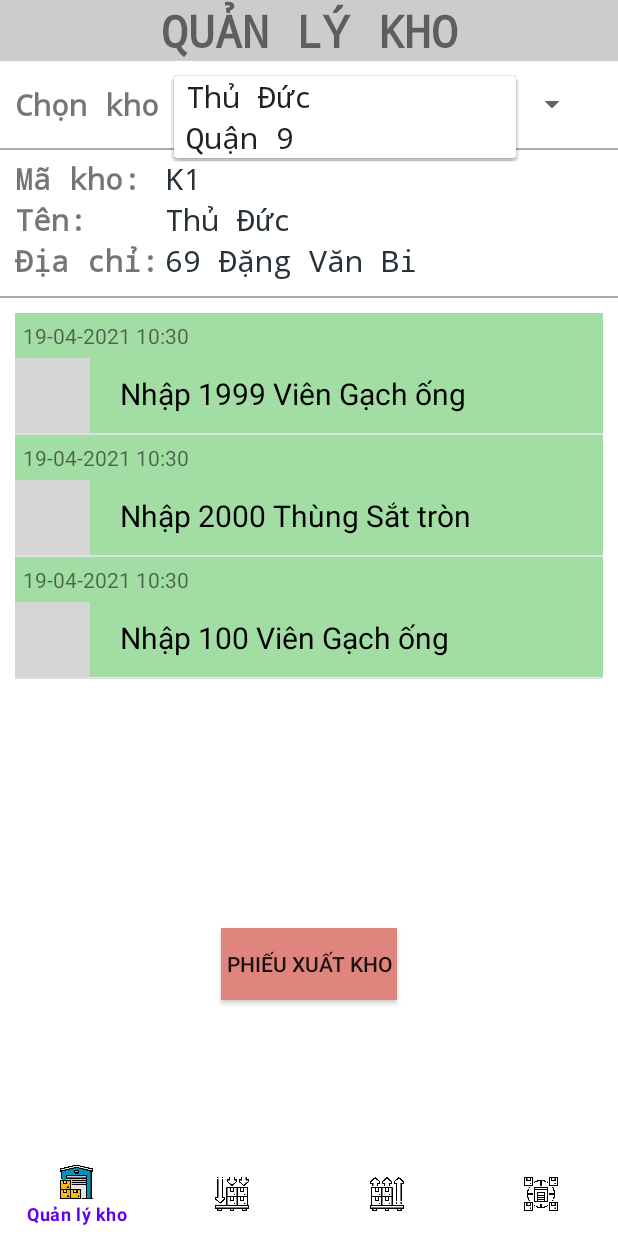
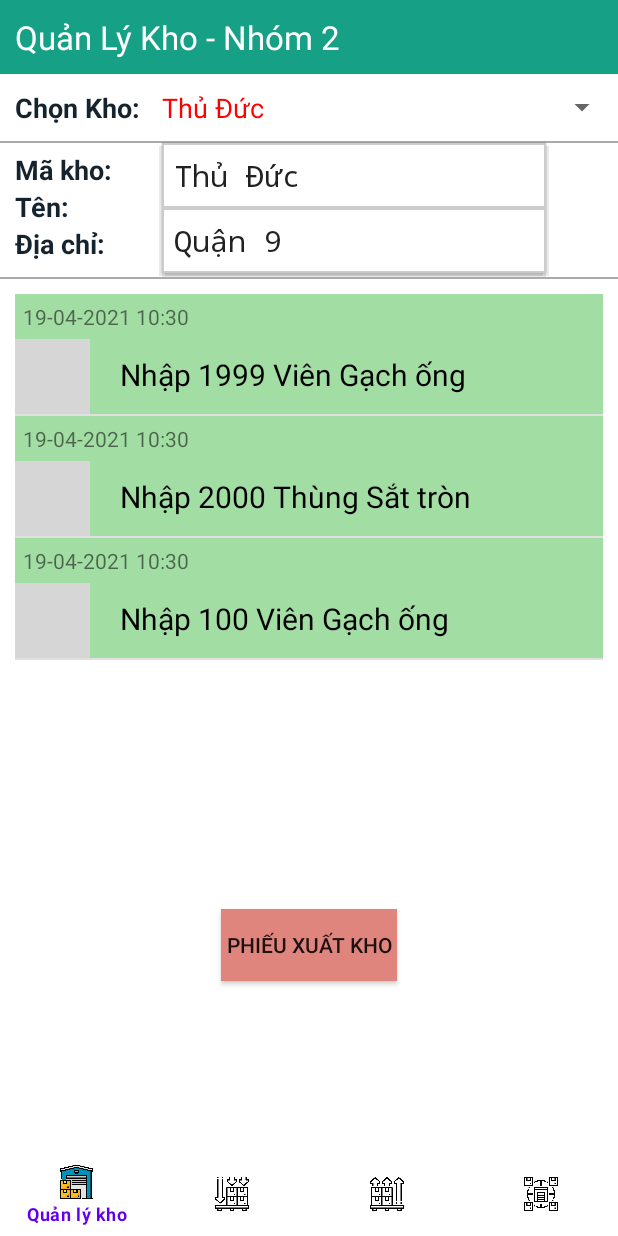
Before and after one commit to hoangso7/WarehouseManagement, an Android app: the screen it shows after launch (MainActivity), after a tap on "Thủ Đức", on a phone screen of 412 x 824 dp. Run offline under Robolectric (Android 15) with nearby library versions, the phone set to English and light mode, and no system bars; our stand-ins replace Firebase (no records; nobody signed in at launch, a user with empty details on screens opened directly); grey boxes are pictures that could not be loaded.

Commit message:
design main

```diff
--- a/app/src/main/java/com/midterm/proj/warehousemanagement/fragment/WarehouseManagementFragment.java
+++ b/app/src/main/java/com/midterm/proj/warehousemanagement/fragment/WarehouseManagementFragment.java
@@ -182,10 +182,8 @@ public class WarehouseManagementFragment extends Fragment {
                     else
                     {
                         return 1;
-
                     }
                 } catch (ParseException e) {
-
                     e.printStackTrace();
                 }
                 return 0;
--- /dev/null
+++ b/app/src/main/res/drawable/triangle.xml
@@ -0,0 +1,23 @@
+<?xml version="1.0" encoding="utf-8"?>
+
+<shape xmlns:android= "http://schemas.android.com/apk/res/android"
+
+    android:shape="rectangle">
+    <!--stroke width and color-->
+
+    <stroke
+        android:width="1dp"
+        android:color="#ccc"/>
+    <!-- corner radius-->
+
+<!--    <corners-->
+<!--        android:radius="8dp"/>-->
+
+    <!--paddings-->
+    <padding
+        android:left="2dp"
+        android:top="2dp"
+        android:right="2dp"
+        android:bottom="2dp"/>
+
+</shape>
--- a/app/src/main/res/layout/custom_spiner_item.xml
+++ b/app/src/main/res/layout/custom_spiner_item.xml
@@ -8,4 +8,7 @@
     android:ellipsize="marquee"
     android:fontFamily="monospace"
     android:textSize="20sp"
+    android:padding="8dp"
+    android:background="@drawable/triangle"
+
     android:textAlignment="inherit"/>
--- a/app/src/main/res/layout/fragment_warehouse_management.xml
+++ b/app/src/main/res/layout/fragment_warehouse_management.xml
@@ -8,135 +8,137 @@
         android:id="@+id/textview_import_ticket"
         android:layout_width="match_parent"
         android:layout_height="wrap_content"
-        android:fontFamily="monospace"
-        android:text="QUẢN LÝ KHO"
-        android:textSize="30sp"
-        android:textStyle="bold"
-        android:gravity="center"
-        android:background="#ccc"/>
+        android:background="#16a085"
+        android:padding="10dp"
+        android:text="Quản Lý Kho - Nhóm 2"
+        android:textColor="#fff"
+        android:textSize="22dp" />
 
     <LinearLayout
         android:layout_width="match_parent"
         android:layout_height="wrap_content"
-        android:orientation="horizontal"
+        android:layout_marginTop="10dp"
         android:background="#fff"
-        android:layout_marginTop="10dp">
+        android:gravity="center_vertical"
+        android:orientation="horizontal">
 
         <TextView
             android:layout_width="wrap_content"
             android:layout_height="wrap_content"
-            android:text="@string/choose_warehouse"
-            android:layout_marginLeft="10dp"
-            android:textStyle="bold"
-            android:fontFamily="monospace"
-            android:textSize="20sp"
-            />
+            android:paddingLeft="10dp"
+            android:text="Chọn Kho: "
+            android:textColor="#14232d"
+            android:textSize="18dp"
+            android:textStyle="bold" />
 
         <Spinner
             android:id="@+id/spiner_choose_warehouse_mngmt"
             android:layout_width="match_parent"
             android:layout_height="wrap_content"
             android:layout_marginLeft="10dp"
-            android:layout_marginRight="20dp"
+            android:dropDownVerticalOffset="36dp"
             android:isScrollContainer="true"
-            />
+            android:spinnerMode="dropdown" />
 
     </LinearLayout>
+
     <View
         android:layout_width="match_parent"
+        android:layout_height="1dp"
         android:layout_marginTop="10dp"
-        android:layout_height="1dp"
-        android:background="@android:color/darker_gray"/>
+        android:background="@android:color/darker_gray" />
+
     <LinearLayout
         android:layout_width="match_parent"
         android:layout_height="wrap_content"
+        android:layout_marginTop="5dp"
         android:orientation="vertical"
-        android:layout_marginTop="5dp">
+        android:paddingLeft="10dp">
 
         <LinearLayout
             android:layout_width="match_parent"
             android:layout_height="wrap_content"
             android:orientation="horizontal">
+
             <TextView
                 android:layout_width="100dp"
                 android:layout_height="wrap_content"
                 android:text="Mã kho:"
-                android:textStyle="bold"
-                android:layout_marginLeft="10dp"
-                android:fontFamily="monospace"
-                android:textSize="20sp"/>
+                android:textColor="#14232d"
+                android:textSize="18dp"
+                android:textStyle="bold" />
+
             <TextView
                 android:id="@+id/textview_warehouseID_mngmt"
                 android:layout_width="wrap_content"
                 android:layout_height="wrap_content"
-                android:textColor="@color/blue_grey_900"
-                android:fontFamily="monospace"
-                android:textSize="20sp"/>
+                android:textColor="#333"
+                android:textSize="18dp" />
         </LinearLayout>
+
         <LinearLayout
             android:layout_width="match_parent"
             android:layout_height="wrap_content"
             android:orientation="horizontal">
+
             <TextView
                 android:layout_width="100dp"
                 android:layout_height="wrap_content"
                 android:text="Tên:"
-                android:textStyle="bold"
-                android:layout_marginLeft="10dp"
-                android:fontFamily="monospace"
-                android:textSize="20sp"/>
+                android:textColor="#14232d"
+                android:textSize="18dp"
+                android:textStyle="bold" />
+
             <TextView
                 android:id="@+id/textview_warehouseName_mngmt"
                 android:layout_width="wrap_content"
                 android:layout_height="wrap_content"
-                android:textColor="@color/blue_grey_900"
-                android:fontFamily="monospace"
-                android:textSize="20sp"/>
+                android:textColor="#333"
+                android:textSize="18dp" />
         </LinearLayout>
+
         <LinearLayout
             android:layout_width="match_parent"
             android:layout_height="wrap_content"
             android:orientation="horizontal">
+
             <TextView
                 android:layout_width="100dp"
                 android:layout_height="wrap_content"
-                android:text="Địa chỉ:"
-                android:textStyle="bold"
-                android:layout_marginLeft="10dp"
-                android:fontFamily="monospace"
-                android:textSize="20sp"/>
+                android:text="Địa chỉ:"
+                android:textColor="#14232d"
+                android:textSize="18dp"
+                android:textStyle="bold" />
+
             <TextView
                 android:id="@+id/textview_warehouseAddress_mngmt"
                 android:layout_width="wrap_content"
                 android:layout_height="wrap_content"
-                android:textColor="@color/blue_grey_900"
-                android:fontFamily="monospace"
-                android:textSize="20sp"/>
+                android:textColor="#333"
+                android:textSize="18dp" />
         </LinearLayout>
     </LinearLayout>
+
     <View
         android:layout_width="match_parent"
+        android:layout_height="1dp"
         android:layout_marginTop="10dp"
-        android:layout_height="1dp"
-        android:background="@android:color/darker_gray"/>
-
+        android:background="@android:color/darker_gray" />
 
     <ListView
-        android:layout_margin="10dp"
         android:id="@+id/lv_ticketLists"
         android:layout_width="match_parent"
         android:layout_height="400dp"
-    />
+        android:layout_margin="10dp" />
 
     <ToggleButton
         android:id="@+id/tgbtn_ticket_type_switch"
         android:layout_width="wrap_content"
         android:layout_height="wrap_content"
-        android:textOff=" Phiếu nhập kho "
-        android:textOn=" Phiếu xuất kho "
-        android:checked="true"
         android:layout_gravity="center"
         android:background="@color/import_ticket"
-        />
+        android:checked="true"
+        android:textOff=" Phiếu nhập kho "
+        android:textOn=" Phiếu xuất kho " />
 
 </LinearLayout>
--- a/app/src/main/res/layout/spiner_item.xml
+++ b/app/src/main/res/layout/spiner_item.xml
@@ -1,11 +1,8 @@
 <?xml version="1.0" encoding="utf-8"?>
 
-<TextView
-    xmlns:android="http://schemas.android.com/apk/res/android"
+<TextView xmlns:android="http://schemas.android.com/apk/res/android"
     android:layout_width="match_parent"
     android:layout_height="wrap_content"
-    android:textSize="20sp"
-    android:gravity="left"
     android:textColor="#FF0000"
-    android:padding="5dip"
+    android:textSize="18dp"
     />
```
